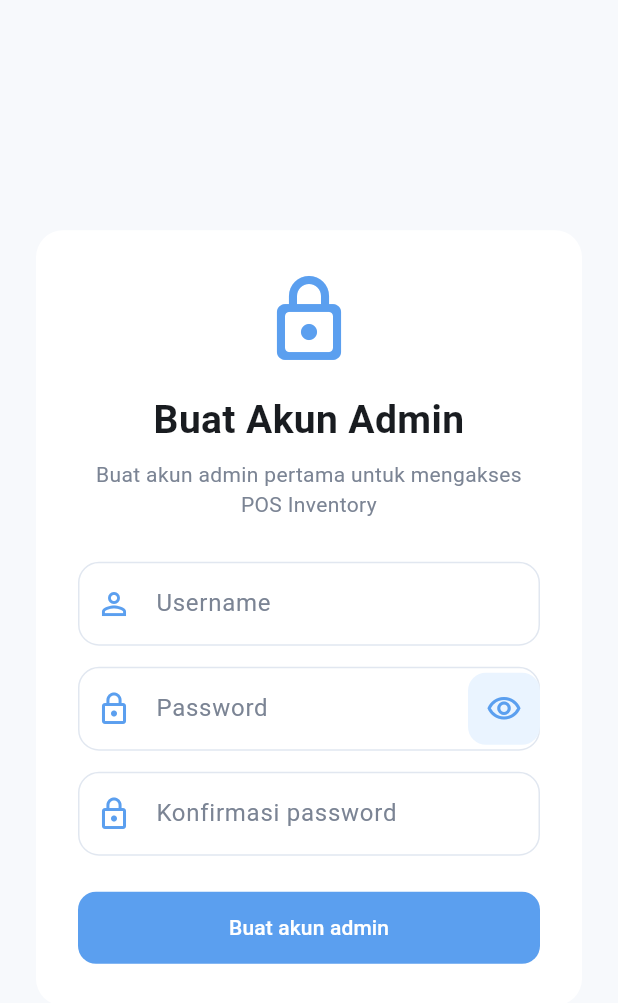
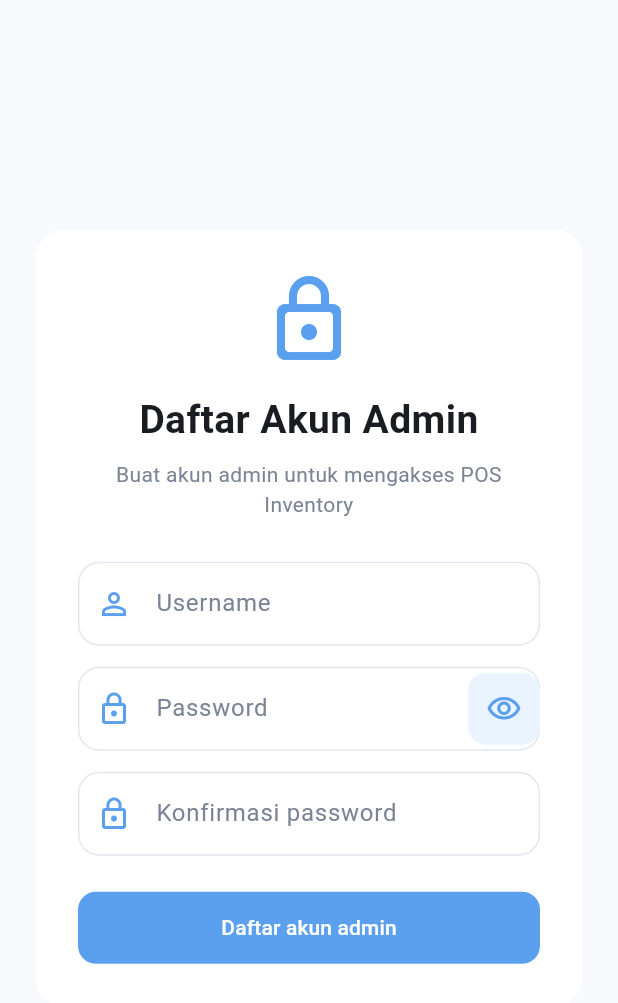
Before and after one commit to yuyugans/project_KP, a Flutter app: the screen it shows after launch, on a phone screen of 412 x 824 dp. Shown: the top 1003 px of the screen. Run offline on Flutter 3.47's test engine with Material 3 defaults, Android fonts, the phone set to English and light mode, and no system bars; our stand-ins replace pdf, printing, sqflite, sqflite_common_ffi; missing offline and left inert: excel, file_saver, file_selector; accounts and stored records are empty; Roboto replaces fonts that are missing (Arial).

Commit message:
fixed login

```diff
--- a/lib/screens/login_screen.dart
+++ b/lib/screens/login_screen.dart
@@ -19,7 +19,8 @@ class _LoginScreenState extends State<LoginScreen> {
   bool _obscurePassword = true;
   bool _isLoggingIn = false;
   bool _isCheckingAdmin = true;
-  bool _isSetupMode = false;
+  bool _isRegisterMode = false;
+  bool _canSwitchAccountMode = false;
   String? _initializationError;
 
   @override
@@ -45,7 +46,8 @@ class _LoginScreenState extends State<LoginScreen> {
       final hasAdmin = await AdminDatabase.instance.hasAdminUser();
       if (!mounted) return;
       setState(() {
-        _isSetupMode = !hasAdmin;
+        _isRegisterMode = !hasAdmin;
+        _canSwitchAccountMode = hasAdmin;
         _isCheckingAdmin = false;
       });
     } catch (error) {
@@ -65,7 +67,7 @@ class _LoginScreenState extends State<LoginScreen> {
       return;
     }
 
-    if (_isSetupMode &&
+    if (_isRegisterMode &&
         _passwordController.text != _confirmPasswordController.text) {
       ScaffoldMessenger.of(context).showSnackBar(
         const SnackBar(content: Text('Konfirmasi password tidak cocok')),
@@ -75,7 +77,7 @@ class _LoginScreenState extends State<LoginScreen> {
 
     setState(() => _isLoggingIn = true);
     try {
-      if (_isSetupMode) {
+      if (_isRegisterMode) {
         await AdminDatabase.instance.createAdminUser(
           username: _usernameController.text,
           password: _passwordController.text,
@@ -113,7 +115,7 @@ class _LoginScreenState extends State<LoginScreen> {
     if (requiredError != null) {
       return requiredError;
     }
-    if (_isSetupMode && (value ?? '').length < 8) {
+    if (_isRegisterMode && (value ?? '').length < 8) {
       return 'Password harus minimal 8 karakter';
     }
     return null;
@@ -121,6 +123,14 @@ class _LoginScreenState extends State<LoginScreen> {
 
   String? _required(String? value, String label) {
     return (value ?? '').trim().isEmpty ? '$label harus diisi' : null;
+  }
+
+  void _toggleAccountMode() {
+    setState(() {
+      _isRegisterMode = !_isRegisterMode;
+      _confirmPasswordController.clear();
+      _formKey.currentState?.reset();
+    });
   }
 
   Widget _buildAccountForm() {
@@ -143,10 +153,10 @@ class _LoginScreenState extends State<LoginScreen> {
           TextFormField(
             controller: _passwordController,
             obscureText: _obscurePassword,
-            textInputAction: _isSetupMode
+            textInputAction: _isRegisterMode
                 ? TextInputAction.next
                 : TextInputAction.done,
-            onFieldSubmitted: _isSetupMode ? null : (_) => _submit(),
+            onFieldSubmitted: _isRegisterMode ? null : (_) => _submit(),
             decoration: InputDecoration(
               labelText: 'Password',
               prefixIcon: const Icon(Icons.lock_outline),
@@ -168,7 +178,7 @@ class _LoginScreenState extends State<LoginScreen> {
             ),
             validator: _validatePassword,
           ),
-          if (_isSetupMode) ...[
+          if (_isRegisterMode) ...[
             const SizedBox(height: 14),
             TextFormField(
               controller: _confirmPasswordController,
@@ -194,8 +204,19 @@ class _LoginScreenState extends State<LoginScreen> {
                       color: Colors.white,
                     ),
                   )
-                : Text(_isSetupMode ? 'Buat akun admin' : 'Masuk'),
+                : Text(_isRegisterMode ? 'Daftar akun admin' : 'Masuk'),
           ),
+          if (_canSwitchAccountMode) ...[
+            const SizedBox(height: 8),
+            TextButton(
+              onPressed: _isLoggingIn ? null : _toggleAccountMode,
+              child: Text(
+                _isRegisterMode
+                    ? 'Sudah punya akun? Masuk'
+                    : 'Belum punya akun? Daftar',
+              ),
+            ),
+          ],
         ],
       ),
     );
@@ -250,7 +271,7 @@ class _LoginScreenState extends State<LoginScreen> {
                     ),
                     const SizedBox(height: 16),
                     Text(
-                      _isSetupMode ? 'Buat Akun Admin' : 'Login Admin',
+                      _isRegisterMode ? 'Daftar Akun Admin' : 'Login Admin',
                       textAlign: TextAlign.center,
                       style: const TextStyle(
                         fontSize: 26,
@@ -259,8 +280,8 @@ class _LoginScreenState extends State<LoginScreen> {
                     ),
                     const SizedBox(height: 8),
                     Text(
-                      _isSetupMode
-                          ? 'Buat akun admin pertama untuk mengakses POS Inventory'
+                      _isRegisterMode
+                          ? 'Buat akun admin untuk mengakses POS Inventory'
                           : 'Masuk untuk mengakses POS Inventory',
                       textAlign: TextAlign.center,
                       style: const TextStyle(color: Color(0xFF7B8494)),
```
Also changed, not shown: lib/database/admin_database.dart (+4 -15 lines), 1 other file.
